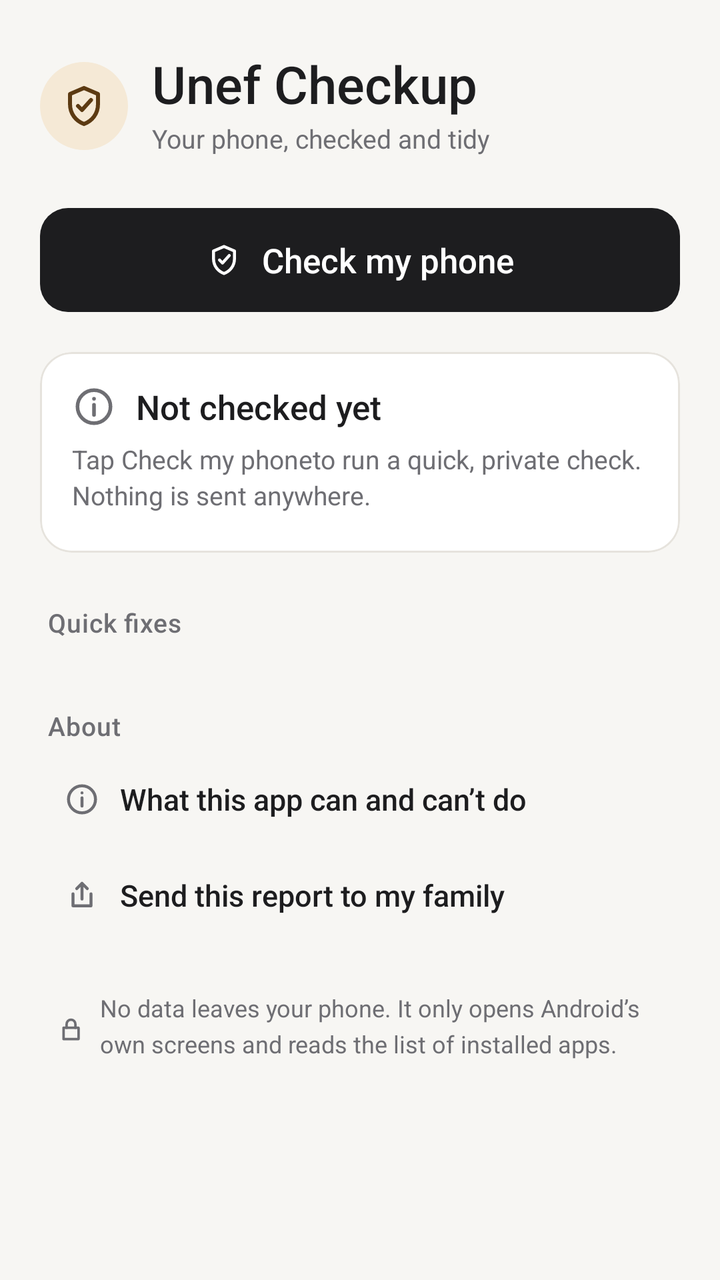
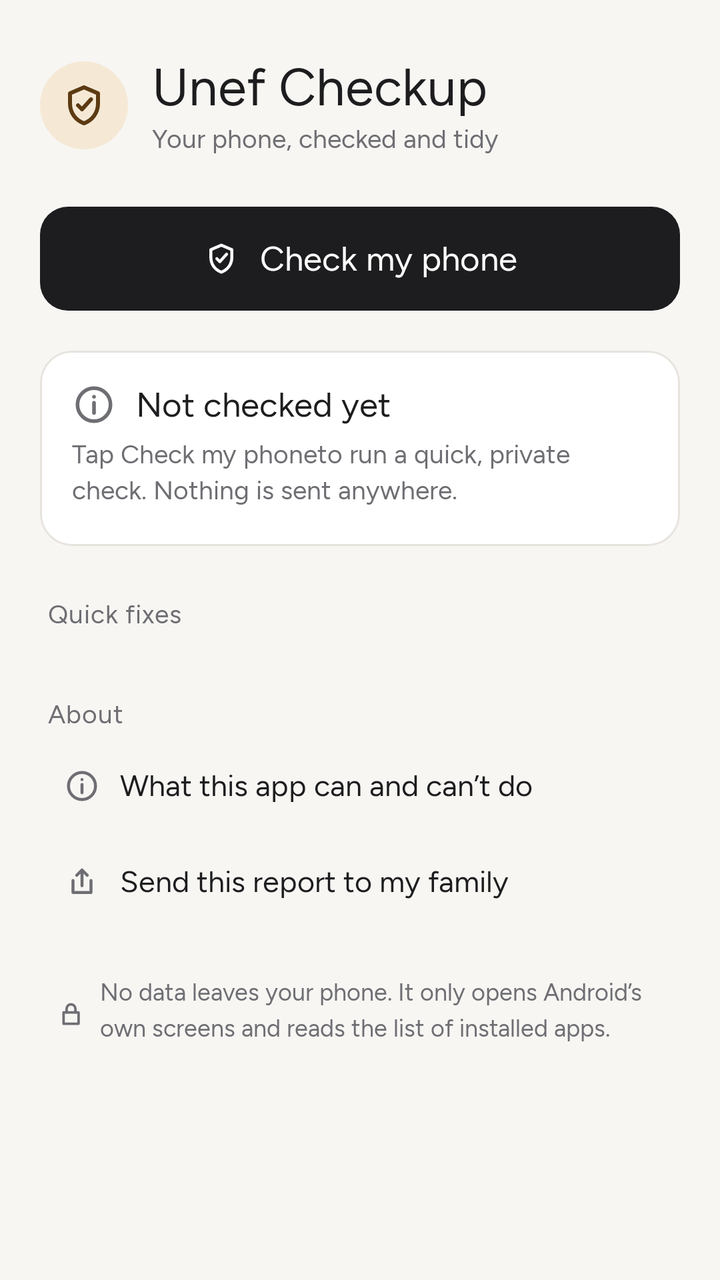

Compare the two renders of this Android layout. The source of the first and the diff that turns it into the second are given below.
<!-- AndroidManifest.xml: application theme Theme.UnefCheckup -->
<!-- res/layout/activity_main.xml -->
<?xml version="1.0" encoding="utf-8"?>
<ScrollView xmlns:android="http://schemas.android.com/apk/res/android"
    xmlns:app="http://schemas.android.com/apk/res-auto"
    android:layout_width="match_parent"
    android:layout_height="match_parent"
    android:background="@color/paper"
    android:fillViewport="true">

    <LinearLayout
        android:layout_width="match_parent"
        android:layout_height="wrap_content"
        android:orientation="vertical"
        android:paddingStart="20dp"
        android:paddingEnd="20dp"
        android:paddingTop="28dp"
        android:paddingBottom="32dp">

        <LinearLayout
            android:layout_width="match_parent"
            android:layout_height="wrap_content"
            android:orientation="horizontal"
            android:gravity="center_vertical"
            android:layout_marginBottom="22dp">

            <FrameLayout
                android:layout_width="44dp"
                android:layout_height="44dp"
                android:background="@drawable/circle_accent_tint">

                <ImageView
                    android:layout_width="24dp"
                    android:layout_height="24dp"
                    android:layout_gravity="center"
                    android:importantForAccessibility="no"
                    android:src="@drawable/ic_scan"
                    android:tint="@color/accent_ink" />
            </FrameLayout>

            <LinearLayout
                android:layout_width="wrap_content"
                android:layout_height="wrap_content"
                android:layout_marginStart="12dp"
                android:orientation="vertical">

                <TextView
                    android:layout_width="wrap_content"
                    android:layout_height="wrap_content"
                    android:text="@string/app_name"
                    style="@style/Text.Unef.Title" />

                <TextView
                    android:layout_width="wrap_content"
                    android:layout_height="wrap_content"
                    android:layout_marginTop="2dp"
                    android:text="@string/header_sub"
                    style="@style/Text.Unef.RowSub" />
            </LinearLayout>
        </LinearLayout>

        <com.google.android.material.button.MaterialButton
            android:id="@+id/check_button"
            style="@style/Widget.Unef.Button.Primary"
            android:layout_width="match_parent"
            android:layout_height="wrap_content"
            android:text="@string/check_button"
            app:icon="@drawable/ic_scan"
            app:iconGravity="textStart" />

        <com.google.android.material.card.MaterialCardView
            android:id="@+id/results_card"
            style="@style/Widget.Unef.Card"
            android:layout_width="match_parent"
            android:layout_height="wrap_content"
            android:layout_marginTop="16dp">

            <LinearLayout
                android:layout_width="match_parent"
                android:layout_height="wrap_content"
                android:orientation="vertical"
                android:padding="16dp">

                <LinearLayout
                    android:layout_width="match_parent"
                    android:layout_height="wrap_content"
                    android:orientation="horizontal"
                    android:gravity="center_vertical">

                    <ImageView
                        android:id="@+id/status_icon"
                        android:layout_width="22dp"
                        android:layout_height="22dp"
                        android:importantForAccessibility="no"
                        android:src="@drawable/ic_info"
                        android:tint="@color/text_secondary" />

                    <TextView
                        android:id="@+id/status_title"
                        android:layout_width="wrap_content"
                        android:layout_height="wrap_content"
                        android:layout_marginStart="10dp"
                        android:fontFamily="sans-serif-medium"
                        android:textSize="17sp"
                        android:textColor="@color/text_primary"
                        android:text="@string/status_idle_title" />
                </LinearLayout>

                <TextView
                    android:id="@+id/status_detail"
                    android:layout_width="match_parent"
                    android:layout_height="wrap_content"
                    android:layout_marginTop="6dp"
                    android:text="@string/results_idle"
                    style="@style/Text.Unef.RowSub" />

                <LinearLayout
                    android:id="@+id/findings_container"
                    android:layout_width="match_parent"
                    android:layout_height="wrap_content"
                    android:orientation="vertical"
                    android:layout_marginTop="4dp" />
            </LinearLayout>
        </com.google.android.material.card.MaterialCardView>

        <TextView
            android:layout_width="wrap_content"
            android:layout_height="wrap_content"
            android:layout_marginTop="26dp"
            android:layout_marginBottom="8dp"
            android:layout_marginStart="4dp"
            android:text="@string/quick_fixes"
            style="@style/Text.Unef.Section" />

        <com.google.android.material.card.MaterialCardView
            style="@style/Widget.Unef.Card"
            android:layout_width="match_parent"
            android:layout_height="wrap_content">

            <LinearLayout
                android:id="@+id/fixes_container"
                android:layout_width="match_parent"
                android:layout_height="wrap_content"
                android:orientation="vertical"
                android:divider="@drawable/divider_inset"
                android:showDividers="middle" />
        </com.google.android.material.card.MaterialCardView>

        <TextView
            android:layout_width="wrap_content"
            android:layout_height="wrap_content"
            android:layout_marginTop="26dp"
            android:layout_marginBottom="4dp"
            android:layout_marginStart="4dp"
            android:text="@string/about"
            style="@style/Text.Unef.Section" />

        <com.google.android.material.button.MaterialButton
            android:id="@+id/capabilities_button"
            style="@style/Widget.Unef.Button.Text"
            android:layout_width="match_parent"
            android:layout_height="wrap_content"
            android:text="@string/btn_capabilities"
            app:icon="@drawable/ic_info"
            app:iconGravity="textStart" />

        <com.google.android.material.button.MaterialButton
            android:id="@+id/share_button"
            style="@style/Widget.Unef.Button.Text"
            android:layout_width="match_parent"
            android:layout_height="wrap_content"
            android:text="@string/btn_share"
            app:icon="@drawable/ic_share"
            app:iconGravity="textStart" />

        <LinearLayout
            android:layout_width="match_parent"
            android:layout_height="wrap_content"
            android:orientation="horizontal"
            android:gravity="center"
            android:layout_marginTop="24dp"
            android:paddingStart="8dp"
            android:paddingEnd="8dp">

            <ImageView
                android:layout_width="15dp"
                android:layout_height="15dp"
                android:layout_marginTop="2dp"
                android:importantForAccessibility="no"
                android:src="@drawable/ic_lock"
                android:tint="@color/text_secondary" />

            <TextView
                android:layout_width="wrap_content"
                android:layout_height="wrap_content"
                android:layout_marginStart="7dp"
                android:fontFamily="sans-serif"
                android:textSize="12sp"
                android:textColor="@color/text_secondary"
                android:lineSpacingMultiplier="1.25"
                android:text="@string/footer_short" />
        </LinearLayout>
    </LinearLayout>
</ScrollView>
<!-- resources referenced by this layout -->
<resources>
  <color name="accent_ink">#5C3A12</color>
  <color name="paper">#F7F6F3</color>
  <color name="text_primary">#1D1D1F</color>
  <color name="text_secondary">#6E6E73</color>
  <!-- drawable circle_accent_tint (drawable) -->
  <shape xmlns:android="http://schemas.android.com/apk/res/android" android:shape="oval">
      <solid android:color="@color/accent_tint" />
  </shape>
  <!-- drawable divider_inset (drawable) -->
  <inset xmlns:android="http://schemas.android.com/apk/res/android"
      android:insetLeft="68dp">
      <shape android:shape="rectangle">
          <size android:height="1dp" />
          <solid android:color="@color/hairline" />
      </shape>
  </inset>
  <string name="about">About</string>
  <string name="app_name">Unef Checkup</string>
  <string name="btn_capabilities">What this app can and can’t do</string>
  <string name="btn_share">Send this report to my family</string>
  <string name="check_button">Check my phone</string>
  <string name="footer_short">No data leaves your phone. It only opens Android’s own screens and reads the list of installed apps.</string>
  <string name="header_sub">Your phone, checked and tidy</string>
  <string name="quick_fixes">Quick fixes</string>
  <string name="results_idle">Tap "Check my phone" to run a quick, private check. Nothing is sent anywhere.</string>
  <string name="status_idle_title">Not checked yet</string>
  <style name="Text.Unef.RowSub" parent="">
          <item name="android:fontFamily">sans-serif</item>
          <item name="android:textSize">13sp</item>
          <item name="android:textColor">@color/text_secondary</item>
          <item name="android:lineSpacingMultiplier">1.15</item>
      </style>
  <style name="Text.Unef.Section" parent="">
          <item name="android:fontFamily">sans-serif-medium</item>
          <item name="android:textSize">13sp</item>
          <item name="android:textColor">@color/text_secondary</item>
          <item name="android:letterSpacing">0.02</item>
      </style>
  <style name="Text.Unef.Title" parent="">
          <item name="android:fontFamily">sans-serif-medium</item>
          <item name="android:textSize">26sp</item>
          <item name="android:textColor">@color/text_primary</item>
          <item name="android:includeFontPadding">false</item>
      </style>
  <style name="Widget.Unef.Button.Primary" parent="Widget.Material3.Button">
          <item name="android:minHeight">60dp</item>
          <item name="android:paddingTop">14dp</item>
          <item name="android:paddingBottom">14dp</item>
          <item name="cornerRadius">14dp</item>
          <item name="android:textSize">17sp</item>
          <item name="android:textAllCaps">false</item>
          <item name="android:letterSpacing">0</item>
          <item name="iconGravity">textStart</item>
          <item name="iconPadding">10dp</item>
          <item name="iconTint">@color/on_ink</item>
      </style>
  <style name="Widget.Unef.Button.Text" parent="Widget.Material3.Button.TextButton">
          <item name="android:textSize">15sp</item>
          <item name="android:textAllCaps">false</item>
          <item name="android:letterSpacing">0</item>
          <item name="android:textColor">@color/text_primary</item>
          <item name="iconTint">@color/text_secondary</item>
          <item name="iconPadding">10dp</item>
          <item name="android:gravity">start|center_vertical</item>
      </style>
  <style name="Widget.Unef.Card" parent="Widget.Material3.CardView.Outlined">
          <item name="cardCornerRadius">16dp</item>
          <item name="strokeColor">@color/hairline</item>
          <item name="strokeWidth">1dp</item>
          <item name="cardElevation">0dp</item>
          <item name="cardBackgroundColor">@color/surface</item>
      </style>
  <color name="accent_tint">#F5E9D6</color>
  <color name="hairline">#E6E3DD</color>
  <color name="on_ink">#FFFFFF</color>
  <color name="surface">#FFFFFF</color>
  <color name="ink">#1D1D1F</color>
  <color name="accent">#BD7B2E</color>
  <color name="hairline_strong">#CFCBC2</color>
</resources>

<!-- the commit's change to res/layout/activity_main.xml (unified diff, before → after) -->
@@ -98,7 +98,7 @@
                         android:layout_width="wrap_content"
                         android:layout_height="wrap_content"
                         android:layout_marginStart="10dp"
-                        android:fontFamily="sans-serif-medium"
+                        android:fontFamily="@font/figtree_semibold"
                         android:textSize="17sp"
                         android:textColor="@color/text_primary"
                         android:text="@string/status_idle_title" />
@@ -192,7 +192,7 @@
                 android:layout_width="wrap_content"
                 android:layout_height="wrap_content"
                 android:layout_marginStart="7dp"
-                android:fontFamily="sans-serif"
+                android:fontFamily="@font/figtree"
                 android:textSize="12sp"
                 android:textColor="@color/text_secondary"
                 android:lineSpacingMultiplier="1.25"
<!-- resource entries referenced after the edit -->
@@ -27,19 +27,19 @@
   <string name="results_idle">Tap "Check my phone" to run a quick, private check. Nothing is sent anywhere.</string>
   <string name="status_idle_title">Not checked yet</string>
   <style name="Text.Unef.RowSub" parent="">
-          <item name="android:fontFamily">sans-serif</item>
+          <item name="android:fontFamily">@font/figtree</item>
           <item name="android:textSize">13sp</item>
           <item name="android:textColor">@color/text_secondary</item>
           <item name="android:lineSpacingMultiplier">1.15</item>
       </style>
   <style name="Text.Unef.Section" parent="">
-          <item name="android:fontFamily">sans-serif-medium</item>
+          <item name="android:fontFamily">@font/figtree_semibold</item>
           <item name="android:textSize">13sp</item>
           <item name="android:textColor">@color/text_secondary</item>
           <item name="android:letterSpacing">0.02</item>
       </style>
   <style name="Text.Unef.Title" parent="">
-          <item name="android:fontFamily">sans-serif-medium</item>
+          <item name="android:fontFamily">@font/figtree_semibold</item>
           <item name="android:textSize">26sp</item>
           <item name="android:textColor">@color/text_primary</item>
           <item name="android:includeFontPadding">false</item>
